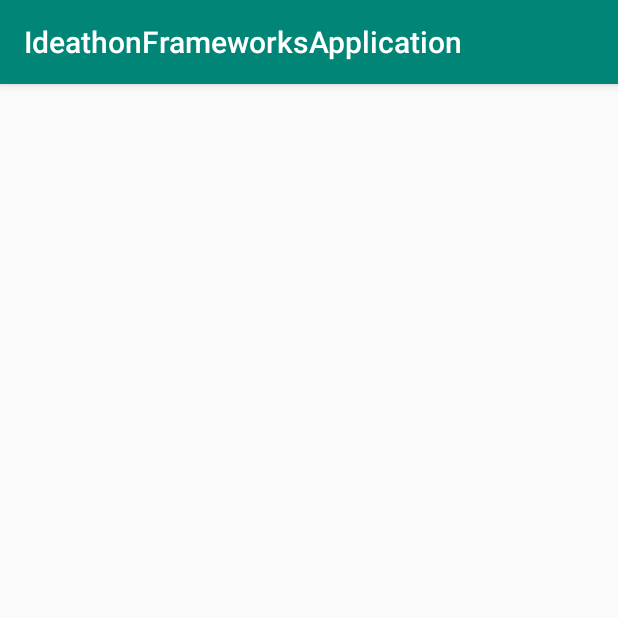
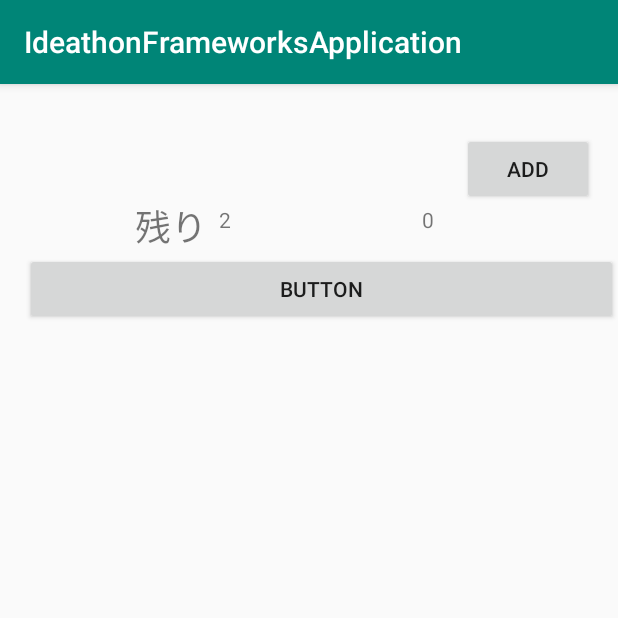
Before and after one commit to naoki913/IdeathonFrameworks, an Android app: the BrainstormingActivity screen opened directly, with no data from a screen before it, on a phone screen of 412 x 824 dp, the top half of it. Run offline under Robolectric (Android 15) with nearby library versions, the phone set to English and light mode, and no system bars.

Commit message:
【Add】カードの追加機能を追加

```diff
--- a/app/src/main/java/com/example/ideathonframeworksapplication/BrainstormingActivity.kt
+++ b/app/src/main/java/com/example/ideathonframeworksapplication/BrainstormingActivity.kt
@@ -2,11 +2,28 @@ package com.example.ideathonframeworksapplication
 
 import android.support.v7.app.AppCompatActivity
 import android.os.Bundle
+import android.view.View
+import android.view.ViewGroup
+import kotlinx.android.synthetic.main.activity_brainstorming.*
 
 class BrainstormingActivity : AppCompatActivity() {
 
     override fun onCreate(savedInstanceState: Bundle?) {
         super.onCreate(savedInstanceState)
         setContentView(R.layout.activity_brainstorming)
+
+        val min=intent.getIntExtra("MIN",2)
+        val sec=intent.getIntExtra("SEC",0)
+
+        textView_min.text=min.toString()
+        textView_sec.text=sec.toString()
+
+
+        val vg = findViewById<View>(R.id.LinearLayout) as ViewGroup
+
+
+        button_add.setOnClickListener {
+            getLayoutInflater().inflate(R.layout.brainstorming_card,vg)
+        }
     }
 }
--- a/app/src/main/res/layout/activity_brainstorming.xml
+++ b/app/src/main/res/layout/activity_brainstorming.xml
@@ -7,4 +7,52 @@
         android:layout_height="match_parent"
         tools:context=".BrainstormingActivity">
 
+    <TextView
+            android:text="残り"
+            android:layout_width="wrap_content"
+            android:layout_height="wrap_content"
+            android:id="@+id/textView3" app:layout_constraintStart_toStartOf="parent"
+            app:layout_constraintHorizontal_bias="0.247" app:layout_constraintEnd_toEndOf="parent"
+            app:layout_constraintTop_toTopOf="parent" app:layout_constraintBottom_toBottomOf="parent"
+            app:layout_constraintVertical_bias="0.105" android:textSize="24sp"/>
+    <TextView
+            android:text="time"
+            android:layout_width="115dp"
+            android:layout_height="28dp"
+            android:id="@+id/textView_min" app:layout_constraintStart_toEndOf="@+id/textView3"
+            android:layout_marginLeft="8dp" android:layout_marginStart="8dp"
+            app:layout_constraintHorizontal_bias="0.0"
+            app:layout_constraintEnd_toEndOf="parent" app:layout_constraintTop_toTopOf="parent"
+            app:layout_constraintBottom_toBottomOf="parent" app:layout_constraintVertical_bias="0.109"
+            android:inputType="numberSigned"/>
+    <TextView
+            android:text="TextView"
+            android:layout_width="74dp"
+            android:layout_height="20dp"
+            android:id="@+id/textView_sec" app:layout_constraintStart_toEndOf="@+id/textView_min"
+            android:layout_marginLeft="20dp" android:layout_marginStart="20dp"
+            app:layout_constraintHorizontal_bias="0.0" app:layout_constraintEnd_toEndOf="parent"
+            app:layout_constraintTop_toBottomOf="@+id/button_add"
+            app:layout_constraintBottom_toTopOf="@+id/LinearLayout" app:layout_constraintVertical_bias="0.0"
+            android:inputType="numberSigned"/>
+    <Button
+            android:text="add"
+            android:layout_width="wrap_content"
+            android:layout_height="wrap_content"
+            android:id="@+id/button_add" app:layout_constraintStart_toStartOf="parent"
+            app:layout_constraintHorizontal_bias="0.95" app:layout_constraintEnd_toEndOf="parent"
+            app:layout_constraintTop_toTopOf="parent" app:layout_constraintBottom_toTopOf="@+id/textView_min"
+            app:layout_constraintVertical_bias="1.0"/>
+    <LinearLayout
+            android:orientation="vertical"
+            android:layout_width="395dp"
+            android:layout_height="609dp"
+            android:id="@+id/LinearLayout"
+            app:layout_constraintEnd_toEndOf="parent" app:layout_constraintTop_toBottomOf="@id/textView3"
+    >
+        <Button
+                android:text="Button"
+                android:layout_width="match_parent"
+                android:layout_height="wrap_content" android:id="@+id/button3"/>
+    </LinearLayout>
 </android.support.constraint.ConstraintLayout>
```
Also changed, not shown: app/src/main/java/com/example/ideathonframeworksapplication/BrainstormingHomeActivity.kt (+5 -2 lines), app/src/main/res/layout/activity_brainstorming_home.xml (+16 -6 lines), app/src/main/res/layout/brainstorming_card.xml (added, +11 -0 lines).
